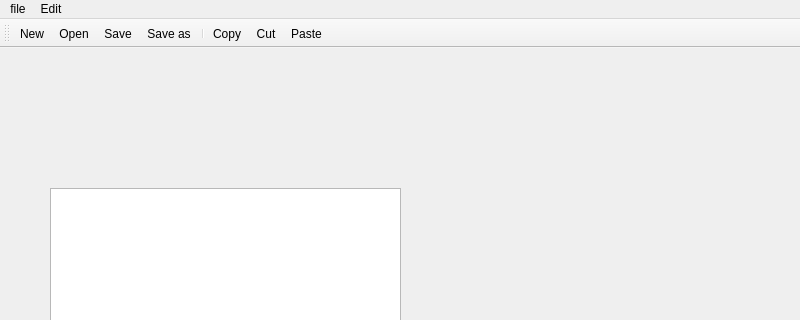
First picture: the form in Simple_text_editor/mainwindow.ui, repository mo7amedDalam/Qt5_Widgets, before the edit; both pictures show x 0 to 800 and y 0 to 320 of the 800 by 600 pixel window.
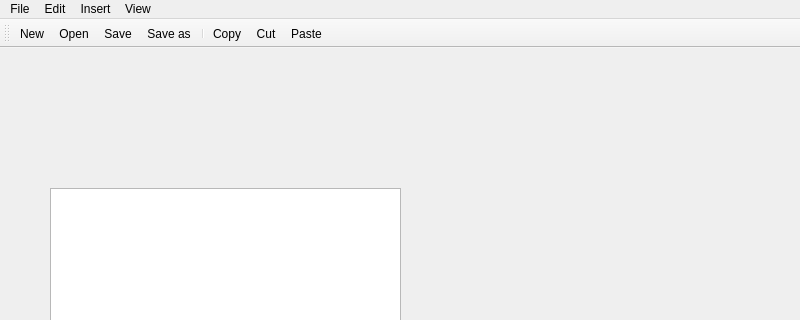
Second picture: the form after the edit. Icons and pictures are not drawn.

```diff
--- a/Simple_text_editor/mainwindow.ui
+++ b/Simple_text_editor/mainwindow.ui
@@ -36,7 +36,7 @@
    </property>
    <widget class="QMenu" name="menufile">
     <property name="title">
-     <string>file</string>
+     <string>File</string>
     </property>
     <addaction name="actionNew"/>
     <addaction name="actionOpen"/>
@@ -56,8 +56,27 @@
     <addaction name="actionSelect_all"/>
     <addaction name="actionSelect_None"/>
    </widget>
+   <widget class="QMenu" name="menuInsert">
+    <property name="title">
+     <string>Insert</string>
+    </property>
+   </widget>
+   <widget class="QMenu" name="menuView">
+    <property name="title">
+     <string>View</string>
+    </property>
+    <addaction name="actionToolbar_top"/>
+    <addaction name="actionToolbar_bottom"/>
+    <addaction name="actionToolbar_left"/>
+    <addaction name="actionToolbar_right"/>
+    <addaction name="separator"/>
+    <addaction name="actionToolbar_floatable"/>
+    <addaction name="actionToolbar_movable"/>
+   </widget>
    <addaction name="menufile"/>
    <addaction name="menuEdit"/>
+   <addaction name="menuInsert"/>
+   <addaction name="menuView"/>
   </widget>
   <widget class="QStatusBar" name="statusbar"/>
   <widget class="QToolBar" name="toolBar">
```
Left out of the diff: 36 changed lines with no effect on the pictures.
